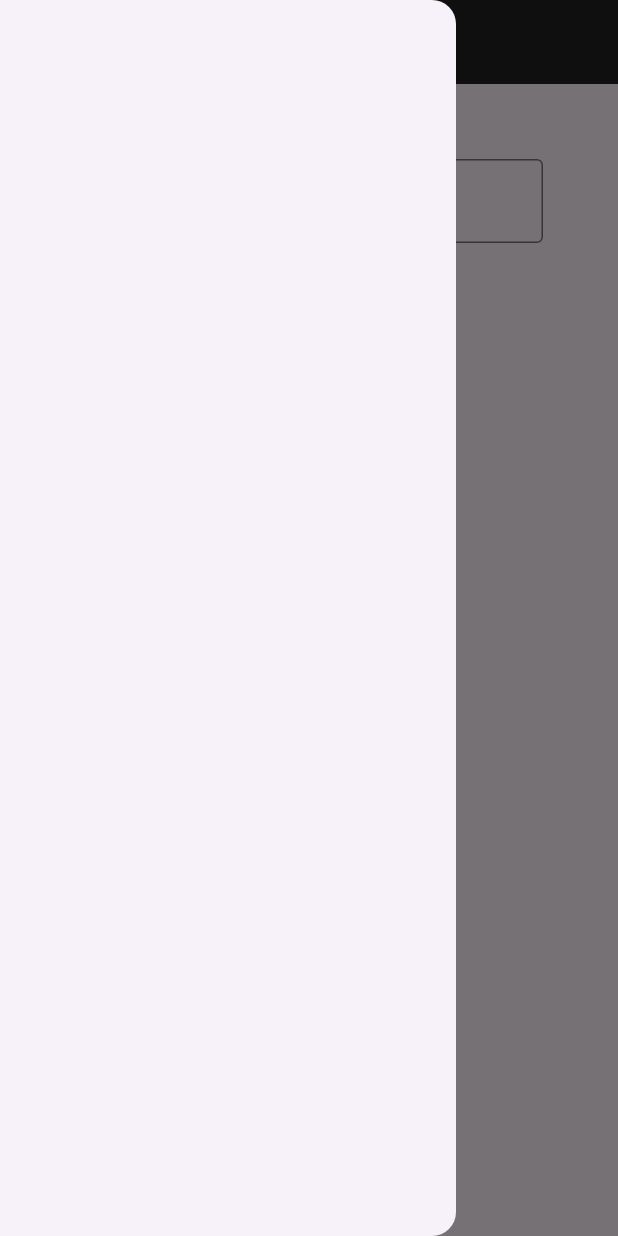
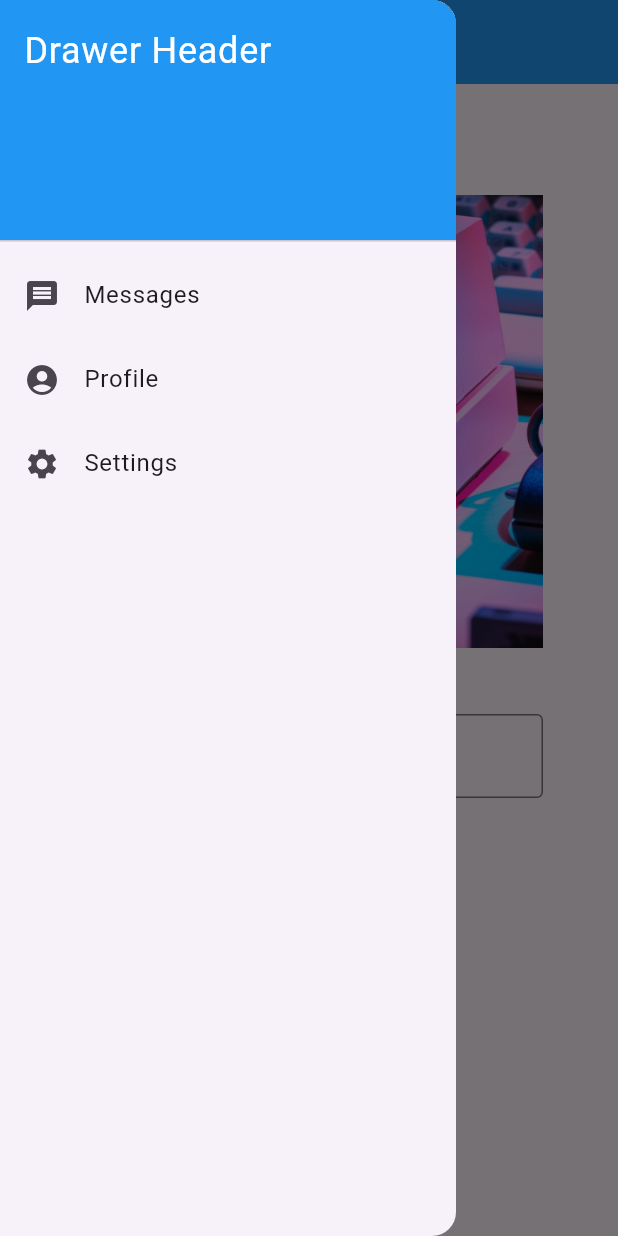
Before and after one commit to Romariolima99/ZIP-Code-Flutter, a Flutter app: the screen it shows after launch, with the side drawer open, on a phone screen of 412 x 824 dp. Run offline on Flutter 3.47's test engine with Material 3 defaults, Android fonts, the phone set to English and light mode, and no system bars.

Commit message:
Style: Finalização do Layout

```diff
--- a/lib/homepage.dart
+++ b/lib/homepage.dart
@@ -1,5 +1,9 @@
 import 'package:flutter/material.dart';
 import 'package:flutter/cupertino.dart';
+import "package:http/http.dart" as http;
+import "dart:convert";
+
+
 
 class HomePage extends StatefulWidget {
   const HomePage({super.key});
@@ -13,21 +17,76 @@ class _HomePageState extends State<HomePage> {
   Widget build(BuildContext context) {
     return Scaffold(
       appBar: AppBar(
-        title: const Text('Consulta de Cep'),
-        backgroundColor: Colors.black87,
+        title: const Text(
+          'Consultar Cep',
+          style: TextStyle(color: Colors.white),
+        ),
+        backgroundColor: Colors.blue,
       ),
-      drawer: Drawer(),
+      drawer: Drawer(
+        child: ListView(
+          padding: EdgeInsets.zero,
+          children: const <Widget>[
+            DrawerHeader(
+              decoration: BoxDecoration(
+                color: Colors.blue,
+              ),
+              child: Text(
+                'Drawer Header',
+                style: TextStyle(
+                  color: Colors.white,
+                  fontSize: 24,
+                ),
+              ),
+            ),
+            ListTile(
+              leading: Icon(Icons.message),
+              title: Text('Messages'),
+            ),
+            ListTile(
+              leading: Icon(Icons.account_circle),
+              title: Text('Profile'),
+            ),
+            ListTile(
+              leading: Icon(Icons.settings),
+              title: Text('Settings'),
+            ),
+          ],
+        ),
+      ),
       body: Container(
-        padding: EdgeInsets.all(50),
-        child: const Column(
+        padding: const EdgeInsets.all(50),
+        child: Column(
           children: [
-            TextField(
+            SizedBox(
+              height: 350,
+              width: 350,
+              child:
+                  Image.asset("assets/Screenshot_1.png"), // Caminho corrigido
+            ),
+            const SizedBox(height: 20),
+            const TextField(
               keyboardType: TextInputType.number,
-              decoration: InputDecoration(border: OutlineInputBorder(),
-              labelText: "Digite seu cep",
+              decoration: InputDecoration(
+                border: OutlineInputBorder(),
+                labelText: "Digite seu cep",
               ),
               style: TextStyle(fontSize: 16),
-            )
+            ),
+            const SizedBox(height: 20),
+            ElevatedButton(
+              onPressed: () {
+                // Ação quando o botão for pressionado
+              },
+              child: const Text(
+                'Consultar',
+              ),
+            ),
+            const SizedBox(height: 15),
+            const Text(
+              'Resultado',
+              style: TextStyle(fontSize: 18),
+            ),
           ],
         ),
       ),
--- a/pubspec.yaml
+++ b/pubspec.yaml
@@ -35,6 +35,7 @@ dependencies:
   # The following adds the Cupertino Icons font to your application.
   # Use with the CupertinoIcons class for iOS style icons.
   cupertino_icons: ^1.0.6
+  http: ^1.2.1
 
 dev_dependencies:
   flutter_test:
@@ -52,6 +53,8 @@ dev_dependencies:
 
 # The following section is specific to Flutter packages.
 flutter:
+  assets:
+    - assets/Screenshot_1.png
 
   # The following line ensures that the Material Icons font is
   # included with your application, so that you can use the icons in
```
Also changed, not shown: assets/Screenshot_1.png (added), pubspec.lock, 11 other files.
